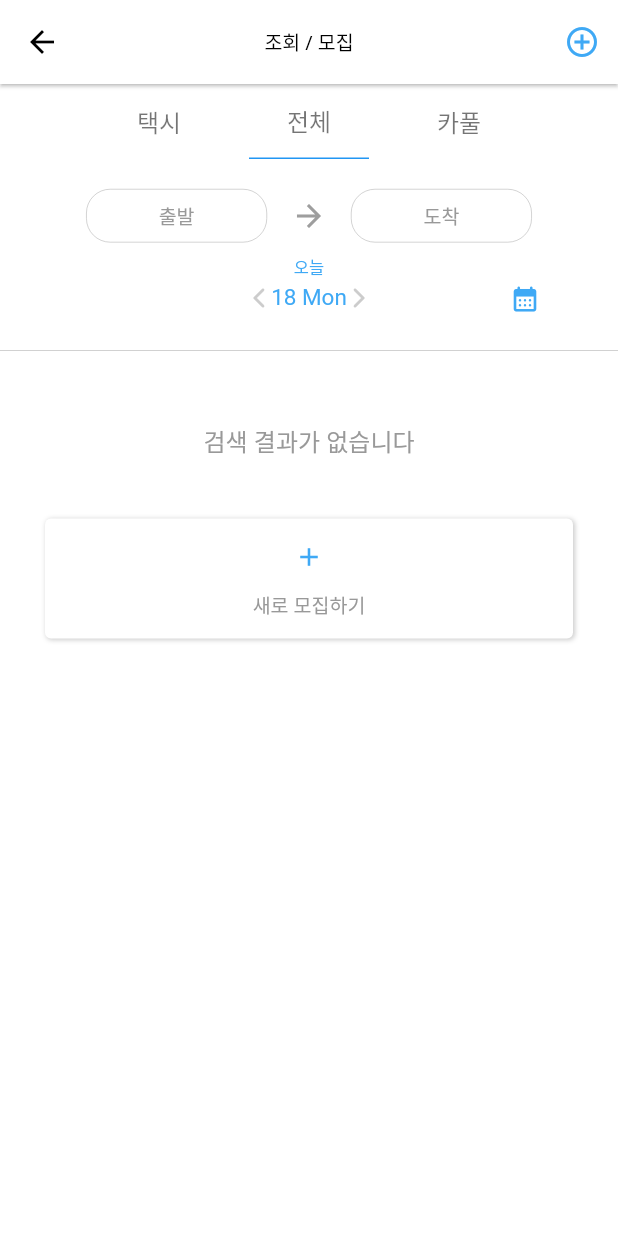
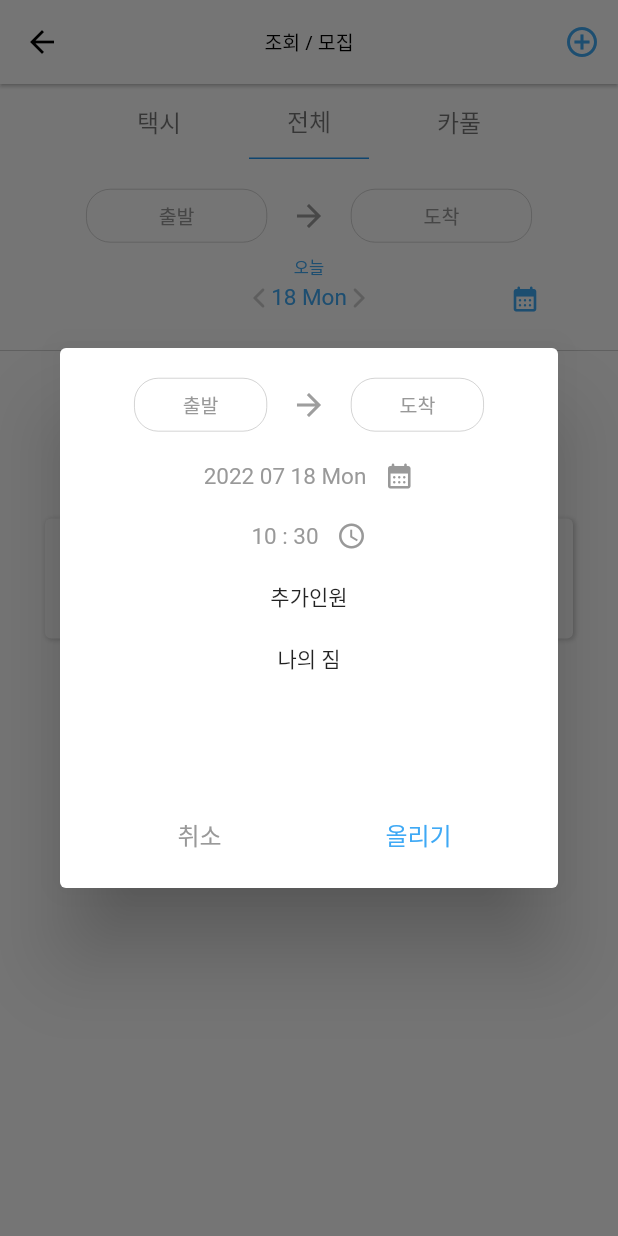
Before and after one commit to I-Taxi/itaxi-front, a Flutter app: the MainScreen screen opened directly, after a tap on "새로 모집하기", on a phone screen of 412 x 824 dp. Run offline on Flutter 3.47's test engine with Material 2 defaults, Android fonts, the phone set to English and light mode, and no system bars; our stand-ins replace cloud_firestore, firebase_auth, firebase_core, get; accounts and stored records are empty; network calls fail; Roboto replaces fonts that are missing (Seoul).

Commit message:
feat: Make adding post dialog (ing)

```diff
--- a/lib/controller/addPostController.dart
+++ b/lib/controller/addPostController.dart
@@ -5,9 +5,16 @@ import 'dart:convert';
 
 import 'package:http/http.dart' as http;
 import 'package:get/get.dart';
+import 'package:intl/intl.dart';
+import 'package:itaxi/controller/dateController.dart';
+import 'package:itaxi/controller/placeController.dart';
 import 'package:itaxi/model/post.dart';
+import 'package:itaxi/widget/selectPlaceDialog.dart';
 
 class AddPostController extends GetxController {
+  int capacity = 3;
+  int luggage = 0;
+
   Future<http.Response> fetchAddPost({required Post post}) async {
     var addPostUrl = "http://203.252.99.211:8080/";
     addPostUrl = addPostUrl + 'post';
@@ -22,12 +29,214 @@ class AddPostController extends GetxController {
     return response;
   }
 
-  // Dialog addPostDialog({required BuildContext context}) async {
-  //   final colorScheme = Theme.of(context).colorScheme;
-  //   final textTheme = Theme.of(context).textTheme;
+  void addPostDialog({required BuildContext context}) {
+    PlaceController _placeController = Get.put(PlaceController());
+    DateController _dateController = Get.put(DateController());
+    final colorScheme = Theme.of(context).colorScheme;
+    final textTheme = Theme.of(context).textTheme;
 
-  //   return Dialog(
-  //     child: const Text('addPost'),
-  //   );
-  // }
+    showDialog(
+      context: context,
+      builder: (BuildContext context) {
+        return Dialog(
+          child: Container(
+            height: 360,
+            padding: EdgeInsets.fromLTRB(20.0, 20.0, 20.0, 12.0),
+            child: Column(
+              children: [
+                Row(
+                  mainAxisAlignment: MainAxisAlignment.center,
+                  children: [
+                    // 출발 설정 버튼
+                    GestureDetector(
+                      behavior: HitTestBehavior.opaque,
+                      onTap: () {
+                        selectPlaceDialog(context: context, type: 0);
+                      },
+                      child: Container(
+                        padding: EdgeInsets.fromLTRB(32, 8, 32, 8),
+                        decoration: BoxDecoration(
+                          borderRadius: BorderRadius.all(Radius.circular(16.0)),
+                          border: Border.all(
+                            color: Colors.grey,
+                            // color: colorScheme.tertiary,
+                            width: 0.3,
+                          ),
+                        ),
+                        child: _placeController.dep == null
+                            ? Text(
+                                '출발',
+                                style: textTheme.subtitle1
+                                    ?.copyWith(color: colorScheme.tertiary),
+                              )
+                            : Text(
+                                '${_placeController.dep?.name}',
+                                style: textTheme.subtitle1
+                                    ?.copyWith(color: colorScheme.tertiary),
+                              ),
+                      ),
+                    ),
+
+                    const SizedBox(
+                      width: 16.0,
+                    ),
+
+                    // 화살표
+                    const Icon(
+                      Icons.arrow_forward,
+                      color: Colors.grey,
+                    ),
+
+                    const SizedBox(
+                      width: 16.0,
+                    ),
+
+                    // 도착 설정 버튼
+                    GestureDetector(
+                      behavior: HitTestBehavior.opaque,
+                      onTap: () {
+                        selectPlaceDialog(context: context, type: 1);
+                      },
+                      child: Container(
+                          padding: EdgeInsets.fromLTRB(32, 8, 32, 8),
+                          decoration: BoxDecoration(
+                            borderRadius:
+                                BorderRadius.all(Radius.circular(16.0)),
+                            border: Border.all(
+                              color: Colors.grey,
+                              // color: colorScheme.tertiary,
+                              width: 0.3,
+                            ),
+                          ),
+                          child: _placeController.dst == null
+                              ? Text(
+                                  '도착',
+                                  style: textTheme.subtitle1
+                                      ?.copyWith(color: colorScheme.tertiary),
+                                )
+                              : Text(
+                                  '${_placeController.dst?.name}',
+                                  style: textTheme.subtitle1
+                                      ?.copyWith(color: colorScheme.tertiary),
+                                )),
+                    ),
+                  ],
+                ),
+                const SizedBox(
+                  height: 20.0,
+                ),
+                Row(
+                  mainAxisAlignment: MainAxisAlignment.center,
+                  children: [
+                    GetBuilder<DateController>(
+                      builder: (_) {
+                        return Text(
+                          DateFormat('yyyy MM dd E')
+                              .format(_dateController.pickedDate!),
+                          style: textTheme.headline2
+                              ?.copyWith(color: colorScheme.tertiary),
+                        );
+                      },
+                    ),
+                    const SizedBox(
+                      width: 12.0,
+                    ),
+                    GestureDetector(
+                      behavior: HitTestBehavior.opaque,
+                      onTap: () {
+                        _dateController.selectDate(context);
+                      },
+                      child: Icon(
+                        Icons.calendar_month_rounded,
+                        color: colorScheme.tertiary,
+                        size: 20.0,
+                      ),
+                    ),
+                  ],
+                ),
+                const SizedBox(
+                  height: 20.0,
+                ),
+                Row(
+                  mainAxisAlignment: MainAxisAlignment.center,
+                  children: [
+                    GetBuilder<DateController>(
+                      builder: (_) {
+                        return Text(
+                          '${_dateController.pickedTime?.hour} : ${_dateController.pickedTime?.minute}',
+                          style: textTheme.headline2
+                              ?.copyWith(color: colorScheme.tertiary),
+                        );
+                      },
+                    ),
+                    const SizedBox(
+                      width: 12.0,
+                    ),
+                    GestureDetector(
+                      behavior: HitTestBehavior.opaque,
+                      onTap: () {
+                        _dateController.selectTime(context);
+                      },
+                      child: Icon(
+                        Icons.access_time,
+                        color: colorScheme.tertiary,
+                        size: 20.0,
+                      ),
+                    ),
+                  ],
+                ),
+                const SizedBox(
+                  height: 20.0,
+                ),
+                Text('추가인원'),
+                const SizedBox(
+                  height: 20.0,
+                ),
+                Text('나의 짐'),
+                const Spacer(),
+                Row(
+                  mainAxisAlignment: MainAxisAlignment.spaceAround,
+                  children: [
+                    TextButton(
+                      onPressed: () {},
+                      child: Text(
+                        '취소',
+                        style: textTheme.headline1
+                            ?.copyWith(color: colorScheme.tertiary),
+                      ),
+                    ),
+                    TextButton(
+                      onPressed: () {
+                        String uid = '1';
+                        DateTime deptTime = DateTime(
+                            _dateController.pickedDate!.year,
+                            _dateController.pickedDate!.month,
+                            _dateController.pickedDate!.day,
+                            _dateController.pickedTime!.hour,
+                            _dateController.pickedTime!.minute);
+                        Post post = Post(
+                            uid: uid,
+                            departure: '한동대학교',
+                            destination: '유야',
+                            deptTime: DateFormat('yyyy-MM-ddTHH:mm:ss')
+                                .format(deptTime),
+                            capacity: capacity,
+                            luggage: luggage);
+                        fetchAddPost(post: post);
+                      },
+                      child: Text(
+                        '올리기',
+                        style: textTheme.headline1
+                            ?.copyWith(color: colorScheme.secondary),
+                      ),
+                    ),
+                  ],
+                ),
+              ],
+            ),
+          ),
+        );
+      },
+    );
+  }
 }
--- a/lib/controller/dateController.dart
+++ b/lib/controller/dateController.dart
@@ -3,11 +3,13 @@ import 'package:get/get.dart';
 
 class DateController extends GetxController {
   DateTime? pickedDate;
+  TimeOfDay? pickedTime;
 
   @override
   void onInit() {
     super.onInit();
     pickedDate = DateTime.now();
+    pickedTime = TimeOfDay.now();
   }
 
   Future<void> selectDate(BuildContext context) async {
@@ -23,4 +25,16 @@ class DateController extends GetxController {
       update();
     }
   }
+
+  Future<void> selectTime(BuildContext context) async {
+    TimeOfDay? selectedTime = await showTimePicker(
+      context: context,
+      initialTime: TimeOfDay.now(),
+    );
+
+    if (selectedTime != null) {
+      pickedTime = selectedTime;
+      update();
+    }
+  }
 }
--- a/lib/mainScreen.dart
+++ b/lib/mainScreen.dart
@@ -3,6 +3,7 @@
 import 'package:flutter/material.dart';
 import 'package:get/get.dart';
 import 'package:intl/intl.dart';
+import 'package:itaxi/controller/addPostController.dart';
 import 'package:itaxi/controller/dateController.dart';
 import 'package:itaxi/controller/placeController.dart';
 import 'package:itaxi/controller/postsController.dart';
@@ -21,6 +22,7 @@ class MainScreen extends StatefulWidget {
 
 class _MainScreenState extends State<MainScreen> {
   TabViewController _tabViewController = Get.put(TabViewController());
+  AddPostController _addPostController = Get.put(AddPostController());
   PostsController _postsController = Get.put(PostsController());
   PlaceController _placeController = Get.put(PlaceController());
   DateController _dateController = Get.put(DateController());
@@ -47,7 +49,9 @@ class _MainScreenState extends State<MainScreen> {
           ),
           actions: [
             IconButton(
-              onPressed: () {},
+              onPressed: () {
+                _addPostController.addPostDialog(context: context);
+              },
               tooltip: 'Add Post',
               icon: Icon(
                 Icons.add_circle_outline,
@@ -320,7 +324,9 @@ class _MainScreenState extends State<MainScreen> {
           ),
         ),
         InkWell(
-          onTap: () {},
+          onTap: () {
+            _addPostController.addPostDialog(context: context);
+          },
           child: Container(
             width: 352.0,
             height: 80.0,
```
Also changed, not shown: lib/controller/timeController.dart (added).
